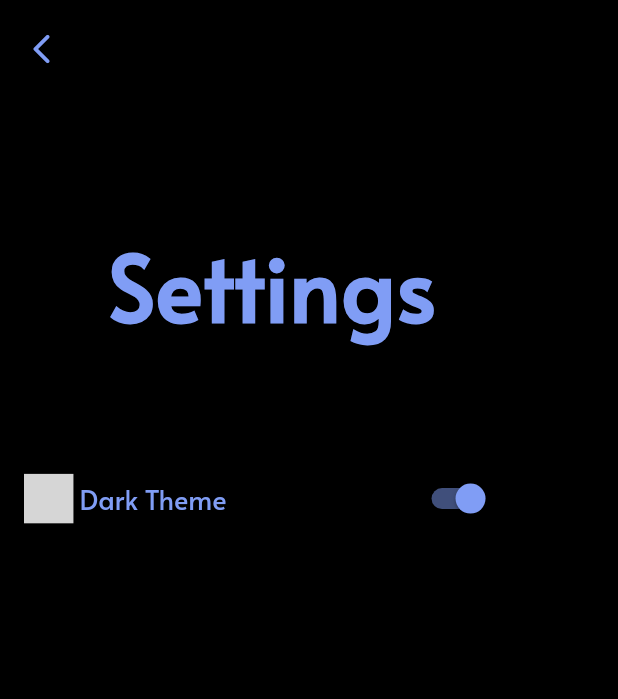
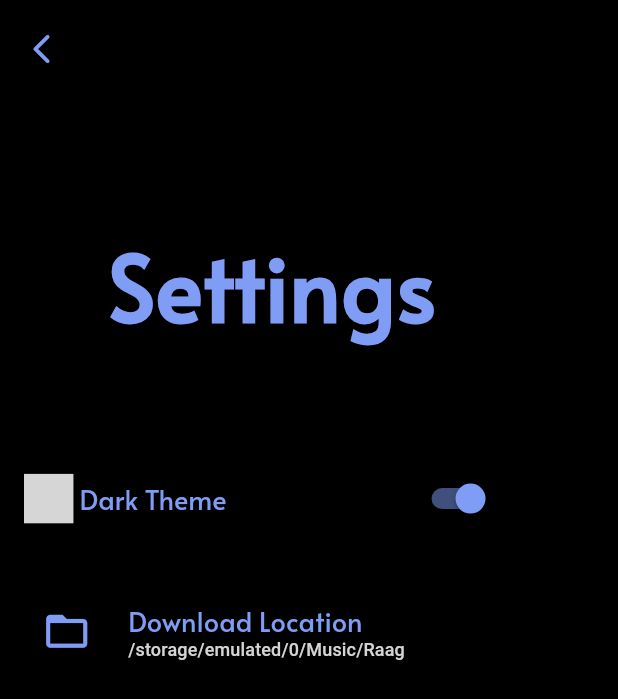
Before and after one commit to raag-music/raag, a Flutter app: the screen it shows after launch, after a tap on the "settings" icon, on a phone screen of 412 x 824 dp. Shown: the top 699 px of the screen. Run offline on Flutter 3.47's test engine with Material 2 defaults, Android fonts, the phone set to English and light mode, and no system bars; our stand-ins replace audio_service, connectivity, file_picker, fluttertoast, hive, hive_flutter and 8 more; missing offline and left inert: animated_icon_button, clipboard, receive_sharing_intent, youtube_explode_dart; accounts and stored records are empty; grey boxes are pictures that could not be loaded.

Commit message:
Add custom download location button in settings

```diff
--- a/lib/main.dart
+++ b/lib/main.dart
@@ -35,8 +35,12 @@ class _MyAppState extends State<MyApp> {
     playerProvider.setUpAudio();
   }
 
-  void initSettings() async => settingsProvider.darkTheme =
-      await settingsProvider.sharedPreference.getBool(Preferences.THEME_STATUS);
+  void initSettings() async {
+    settingsProvider.darkTheme = await settingsProvider.sharedPreference
+        .getBool(Preferences.THEME_STATUS);
+    settingsProvider.downloadPath = await settingsProvider.sharedPreference
+        .getString(Preferences.DOWNLOAD_PATH);
+  }
 
   @override
   Widget build(BuildContext context) {
--- a/lib/model/SharedPreferences.dart
+++ b/lib/model/SharedPreferences.dart
@@ -4,7 +4,7 @@ SharedPreferences prefs;
 
 class Preferences {
   static const THEME_STATUS = 'THEME_STATUS';
-  static const DB_POPULATED = 'DB_POPULATED';
+  static const DOWNLOAD_PATH = 'DOWNLOAD_PATH';
   static const ON_BOARDING_DONE = 'ON_BOARDING_DONE';
 
   void setBool(String key, bool value) async {
--- a/lib/provider/settings_provider.dart
+++ b/lib/provider/settings_provider.dart
@@ -1,13 +1,27 @@
 import 'package:flutter/material.dart';
 import 'package:raag/model/SharedPreferences.dart';
+import 'package:raag/model/strings.dart';
 
-class SettingsProvider extends ChangeNotifier{
+class SettingsProvider extends ChangeNotifier {
   Preferences sharedPreference = Preferences();
   bool _darkTheme = false;
   bool _refreshComplete = false;
+  String _downloadPath;
 
   bool get darkTheme => _darkTheme;
   bool get refreshComplete => _refreshComplete;
+  String get downloadPath {
+    if (_downloadPath == null || _downloadPath.isEmpty) {
+      return "/storage/emulated/0/Music/$appName";
+    } else
+      return _downloadPath;
+  }
+
+  set downloadPath(String value) {
+    _downloadPath = value;
+    sharedPreference.setString(Preferences.DOWNLOAD_PATH, value);
+    notifyListeners();
+  }
 
   set darkTheme(bool value) {
     _darkTheme = value;
--- a/lib/view/download_music.dart
+++ b/lib/view/download_music.dart
@@ -89,6 +89,9 @@ class _DownloadMusicState extends State<DownloadMusic> {
     // Preferences sharedPreference = Preferences();
     final DBProvider dbProvider =
         Provider.of<DBProvider>(context, listen: false);
+    final settingsProvider =
+        Provider.of<SettingsProvider>(context, listen: false);
+
     if (await connectivity.isConnected() == false) {
       Alert(
               context: context,
@@ -119,8 +122,7 @@ class _DownloadMusicState extends State<DownloadMusic> {
       Directory _raagDownloadsDirectory;
 
       if (Platform.isAndroid) {
-        _raagDownloadsDirectory =
-            Directory('/storage/emulated/0/Music/$appName');
+        _raagDownloadsDirectory = Directory(settingsProvider.downloadPath);
       } else
         _raagDownloadsDirectory = await getExternalStorageDirectory();
 
@@ -252,6 +254,7 @@ class _DownloadMusicState extends State<DownloadMusic> {
       ),
       body: Column(
         mainAxisAlignment: MainAxisAlignment.start,
+        mainAxisSize: MainAxisSize.max,
         children: [
           Row(
             mainAxisAlignment: MainAxisAlignment.center,
@@ -306,8 +309,9 @@ class _DownloadMusicState extends State<DownloadMusic> {
                   FlutterClipboard.paste().then((url) {
                     if (isValidYouTubeURL(url)) {
                       urlFieldController.text = url;
-                      urlFieldController.selection = TextSelection.fromPosition(
-                          TextPosition(offset: urlFieldController.text.length));
+                      urlFieldController.selection =
+                          TextSelection.fromPosition(TextPosition(
+                              offset: urlFieldController.text.length));
                     } else {
                       Fluttertoast.showToast(msg: clipBoardYT);
                     }
--- a/lib/view/settings.dart
+++ b/lib/view/settings.dart
@@ -1,7 +1,10 @@
+import 'dart:io';
+
 import 'package:flutter/material.dart';
 import 'package:flutter/services.dart';
 import 'package:provider/provider.dart';
 import 'package:raag/provider/settings_provider.dart';
+import 'package:raag/widgets/download_location_button.dart';
 import 'package:raag/widgets/theme_button.dart';
 import 'package:raag/model/strings.dart';
 
@@ -37,7 +40,7 @@ class Settings extends StatelessWidget {
             delegate: SliverChildListDelegate([
               SizedBox(height: screenHeight * 0.05),
               ThemeButton(),
-              // RefreshButton(),
+              Platform.isAndroid ? DownloadLocationButton() : SizedBox(),
             ]),
           )
         ],
--- /dev/null
+++ b/lib/widgets/download_location_button.dart
@@ -0,0 +1,52 @@
+import 'package:file_picker/file_picker.dart';
+import 'package:flutter/material.dart';
+import 'package:provider/provider.dart';
+import 'package:raag/model/strings.dart';
+import 'package:raag/provider/settings_provider.dart';
+
+class DownloadLocationButton extends StatelessWidget {
+  @override
+  Widget build(BuildContext context) {
+    final screenWidth = MediaQuery.of(context).size.width;
+    final provider = Provider.of<SettingsProvider>(context);
+
+    return Card(
+      elevation: 3,
+      child: InkWell(
+        onTap: () async {
+          String selectedDirectory =
+              await FilePicker.platform.getDirectoryPath();
+
+          if (selectedDirectory != null) {
+            provider.downloadPath = selectedDirectory;
+          }
+        },
+        child: Padding(
+          padding: const EdgeInsets.all(16.0),
+          child: Row(mainAxisAlignment: MainAxisAlignment.start, children: [
+            Container(
+                padding: EdgeInsets.all(8.0),
+                child: Icon(
+                  Icons.folder_open,
+                  size: screenWidth * 0.08,
+                  color: Theme.of(context).colorScheme.secondary,
+                )),
+            SizedBox(
+              width: screenWidth * 0.04,
+            ),
+            Column(crossAxisAlignment: CrossAxisAlignment.start, children: [
+              Text(
+                downloadedLocation,
+                style: Theme.of(context).textTheme.headline3,
+              ),
+              Text(
+                provider.downloadPath,
+                style: Theme.of(context).textTheme.subtitle2,
+              ),
+            ])
+          ]),
+        ),
+      ),
+    );
+  }
+}
--- a/pubspec.yaml
+++ b/pubspec.yaml
@@ -14,6 +14,7 @@ dependencies:
   clipboard: ^0.1.2+8
   connectivity: ^3.0.6
   cupertino_icons: ^1.0.0
+  file_picker: ^4.3.2
   flutter:
     sdk: flutter
   fluttertoast: ^8.0.8
```
Also changed, not shown: lib/widgets/refresh_button.dart (deleted, +0 -66 lines), pubspec.lock.
